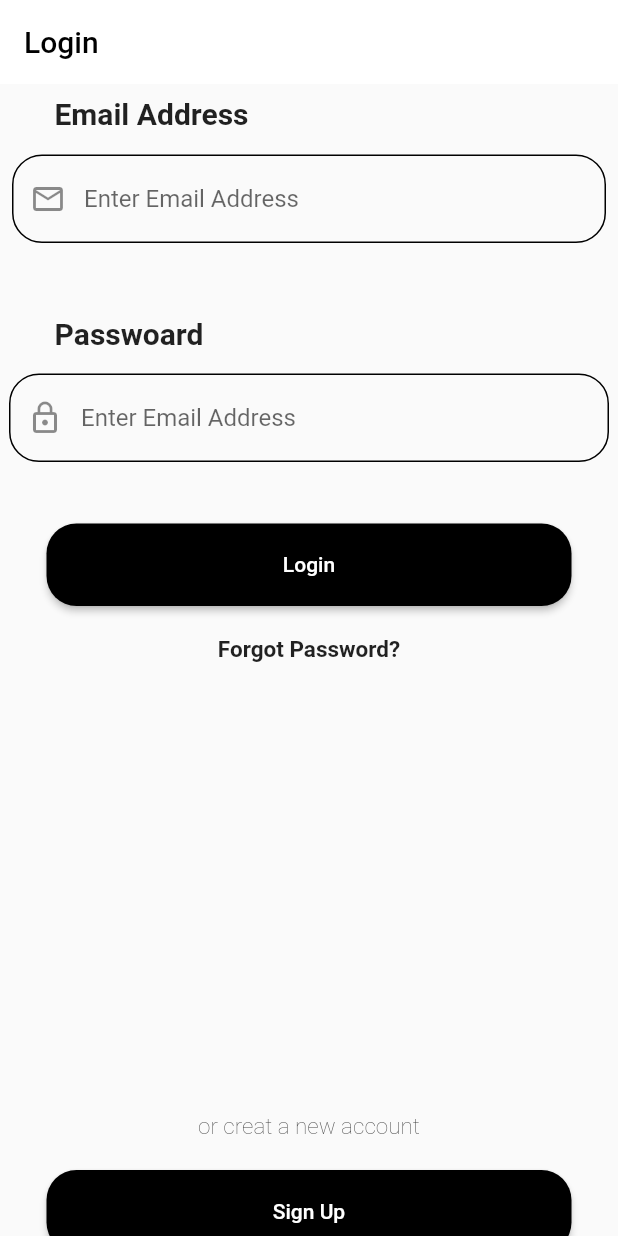
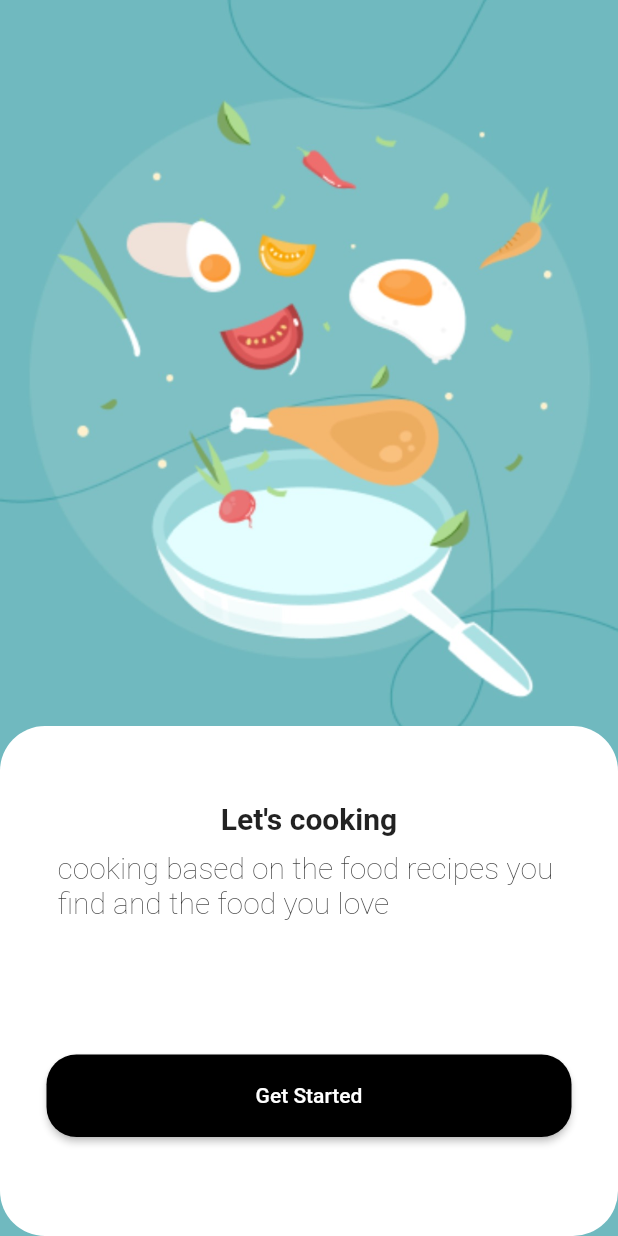
Before and after one commit to Flutter-GG/HW-1, a Flutter app: the screen it shows after launch, on a phone screen of 412 x 824 dp. Run offline on Flutter 3.47's test engine with Material 2 defaults, Android fonts, the phone set to English and light mode, and no system bars.

Commit message:
Finish Onboarding View

```diff
--- a/flutter_application_1/lib/View/View/main.dart
+++ b/flutter_application_1/lib/View/View/main.dart
@@ -1,6 +1,7 @@
 import 'package:flutter/material.dart';
 import 'package:flutter_application_1/View/View/buttonSheet.dart';
 import 'package:flutter_application_1/View/View/login.dart';
+import 'package:flutter_application_1/View/View/onboarding.dart';
 import 'package:flutter_application_1/View/View/search.dart';
 
 void main() {
@@ -14,7 +15,7 @@ class MainApp extends StatelessWidget {
   Widget build(BuildContext context) {
     return const MaterialApp(
       debugShowCheckedModeBanner: false,
-      home: login(),
+      home: onboarding(),
     );
   }
 }
--- /dev/null
+++ b/flutter_application_1/lib/View/View/onboarding.dart
@@ -0,0 +1,63 @@
+import 'package:flutter/material.dart';
+import 'package:flutter_application_1/View/compunent/buttonClose.dart';
+
+class onboarding extends StatelessWidget {
+  const onboarding({super.key});
+
+  @override
+  Widget build(BuildContext context) {
+    return Scaffold(
+      backgroundColor: Color(0xFF70B9BF),
+      body: Column(
+        mainAxisAlignment: MainAxisAlignment.end,
+        children: [
+          Expanded(
+            flex: 1,
+            child: Image.asset(
+              "assets/image/WhatsApp Image 2023-08-03 at 23.53.50.jpeg",
+              width: MediaQuery.of(context).size.width,
+              fit: BoxFit.cover,
+            ),
+          ),
+          Expanded(
+            flex: 0,
+            child: Container(
+              width: 440,
+              height: 340,
+              decoration: BoxDecoration(
+                borderRadius: BorderRadius.circular(30),
+                color: Colors.white,
+              ),
+              child: Column(
+                children: [
+                  SizedBox(
+                    height: 50,
+                  ),
+                  Text(
+                    "Let's cooking",
+                    style: TextStyle(fontSize: 20, fontWeight: FontWeight.bold),
+                  ),
+                  SizedBox(
+                    height: 10,
+                  ),
+                  Text(
+                    "cooking based on the food recipes you \nfind and the food you love",
+                    style: TextStyle(fontSize: 20, fontWeight: FontWeight.w100),
+                  ),
+                  SizedBox(
+                    height: 90,
+                  ),
+                  NavigationButton(
+                    title: "Get Started",
+                    TextcolorButton: Colors.white,
+                    colorButton: Colors.black,
+                  )
+                ],
+              ),
+            ),
+          ),
+        ],
+      ),
+    );
+  }
+}
```
Also changed, not shown: flutter_application_1/assets/image/WhatsApp Image 2023-08-03 at 23.53.50.jpeg (added).
